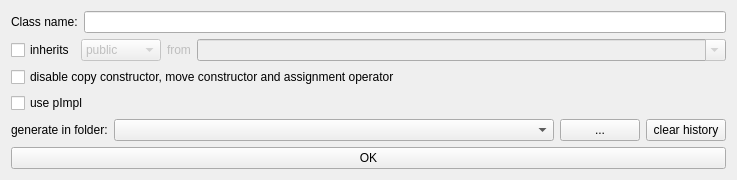
Above: CodeCreator/ClassGenerator.ui from Ulle84/UllesSourceCode before the change. Below: the same form after it.
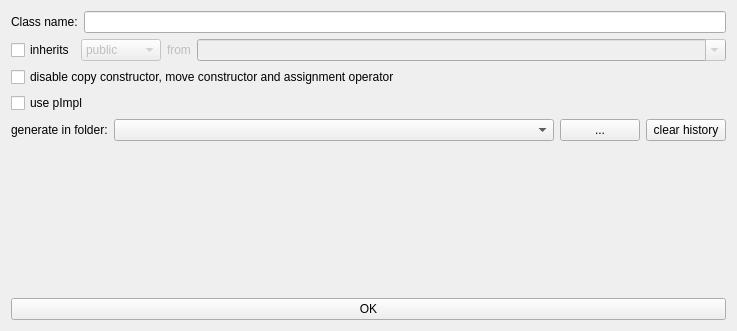
That is the form after the change.

What changed in the file:
```diff
--- a/CodeCreator/ClassGenerator.ui
+++ b/CodeCreator/ClassGenerator.ui
@@ -7,7 +7,7 @@
     <x>0</x>
     <y>0</y>
     <width>737</width>
-    <height>176</height>
+    <height>331</height>
    </rect>
   </property>
   <property name="windowTitle">
@@ -139,6 +139,19 @@
      </item>
     </layout>
    </item>
+   <item>
+    <spacer name="verticalSpacer">
+     <property name="orientation">
+      <enum>Qt::Vertical</enum>
+     </property>
+     <property name="sizeHint" stdset="0">
+      <size>
+       <width>20</width>
+       <height>40</height>
+      </size>
+     </property>
+    </spacer>
+   </item>
    <item>
     <widget class="QPushButton" name="pushButtonStart">
      <property name="text">
```
